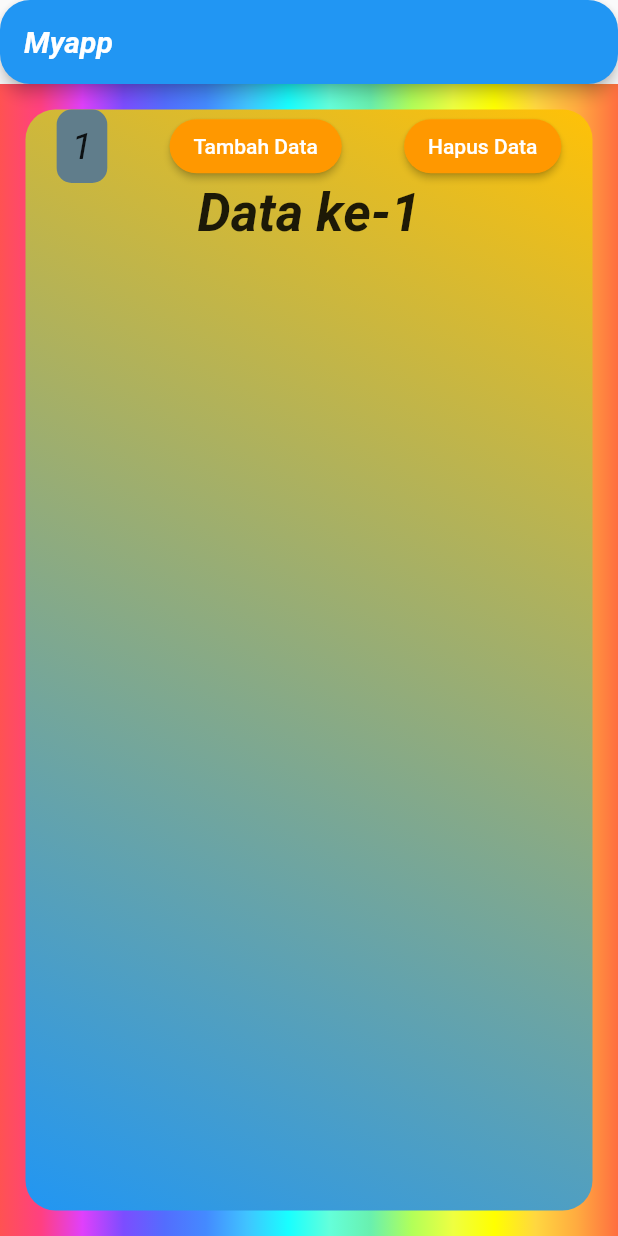
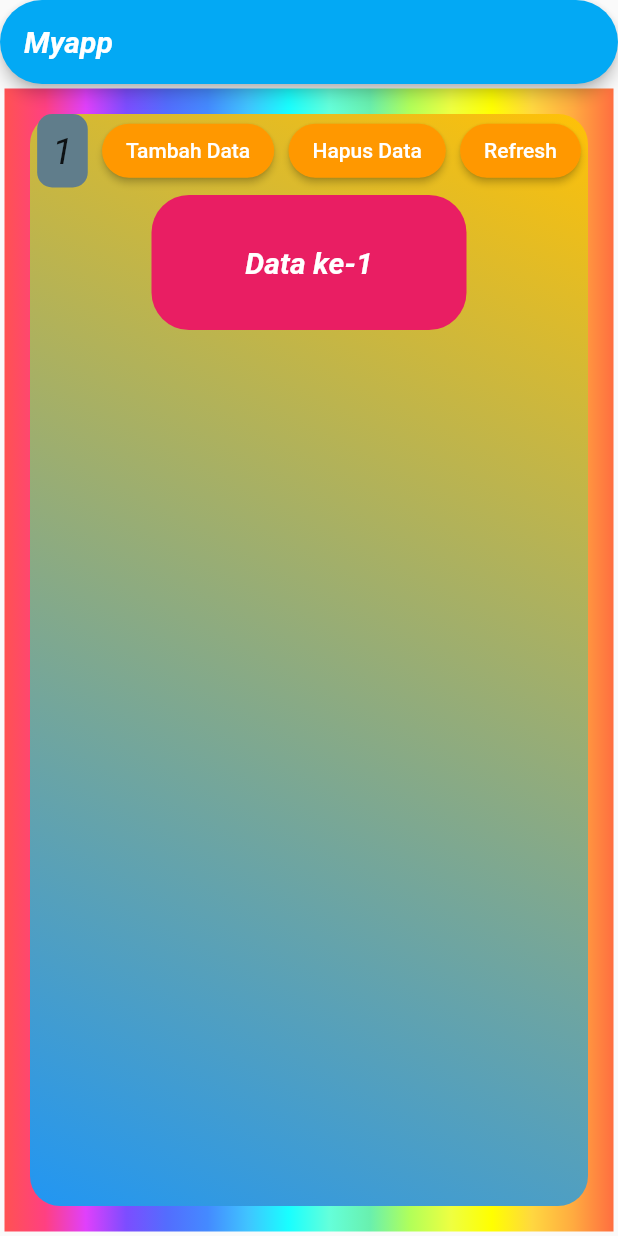
Before and after one commit to fiantyogalihp/try-flutter, a Flutter app: the screen it shows after launch, after a tap on "Tambah Data", on a phone screen of 412 x 824 dp. Run offline on Flutter 3.47's test engine with Material 2 defaults, Android fonts, the phone set to English and light mode, and no system bars.

Commit message:
pub upgrade flutter 2.10

```diff
--- a/lib/main.dart
+++ b/lib/main.dart
@@ -20,14 +20,25 @@ class _MyAppState extends State<MyApp> {
     setState(() {
       // setState(() {}); adalah perintah unruk merefresh tampilan stateful widget sesuai dengan kondsi yang ada saat itu juga
       //_number +=1; ini adalah kondisi
-      widgets.add(Text(
+      widgets.add(Center(
+          child: Container(
+              margin: EdgeInsets.all(5),
+              alignment: Alignment.center,
+              decoration: BoxDecoration(
+                borderRadius: BorderRadius.circular(25),
+                color: Colors.pink,
+              ),
+              width: 210,
+              height: 90,
+              child: Text(
                 'Data ke-' + counter.toString(),
                 style: const TextStyle(
                   fontWeight: FontWeight.w700,
-          fontSize: 35,
+                  fontSize: 20,
                   fontStyle: FontStyle.italic,
+                  color: Colors.white,
                 ),
-      ));
+              ))));
       counter++;
 
       '$_number';
@@ -45,6 +56,9 @@ class _MyAppState extends State<MyApp> {
   @override
   Widget build(BuildContext context) {
     return MaterialApp(
+      theme: ThemeData(
+        primarySwatch: Colors.lightBlue,
+      ),
       home: Scaffold(
         appBar: AppBar(
           title: const Text(
@@ -52,13 +66,15 @@ class _MyAppState extends State<MyApp> {
             style: TextStyle(
               fontStyle: FontStyle.italic,
               fontWeight: FontWeight.w700,
+              color: Colors.white,
             ),
           ),
           shape:
-              RoundedRectangleBorder(borderRadius: BorderRadius.circular(20)),
+              RoundedRectangleBorder(borderRadius: BorderRadius.circular(30)),
         ),
         body: Center(
           child: Container(
+            margin: EdgeInsets.all(3),
             decoration: const BoxDecoration(
                 gradient: LinearGradient(colors: Colors.accents)),
             width: double.infinity,
@@ -118,7 +134,9 @@ class _MyAppState extends State<MyApp> {
                             borderRadius: BorderRadius.all(Radius.circular(20)),
                           ),
                         ),
-                        onPressed: () {
+                        onPressed: (widgets.isEmpty)
+                            ? null
+                            : () {
                                 //"onPressed: () {}" diganti "Ulang," jika tidak menggunakan Anonymous method
                                 setState(() {
                                   widgets.removeLast();
@@ -131,6 +149,25 @@ class _MyAppState extends State<MyApp> {
                         //ini cocok digunakan jika method nya tidak pernah dipanggil di tempat lain
                         child: const Text('Hapus Data'),
                       ),
+                      ElevatedButton(
+                          style: ElevatedButton.styleFrom(
+                            primary: Colors.orange,
+                            onPrimary: Colors.white,
+                            shape: const RoundedRectangleBorder(
+                              borderRadius:
+                                  BorderRadius.all(Radius.circular(20)),
+                            ),
+                          ),
+                          onPressed: (widgets.isEmpty)
+                              ? null
+                              : () {
+                                  setState(() {
+                                    widgets.clear();
+                                    _number = 0;
+                                    counter = 1;
+                                  });
+                                },
+                          child: Text('Refresh')),
                       //can replace row,
                     ],
                   ),
```
Also changed, not shown: pubspec.lock, 1 other file. Lines whose indentation alone changed are shown as unchanged.
